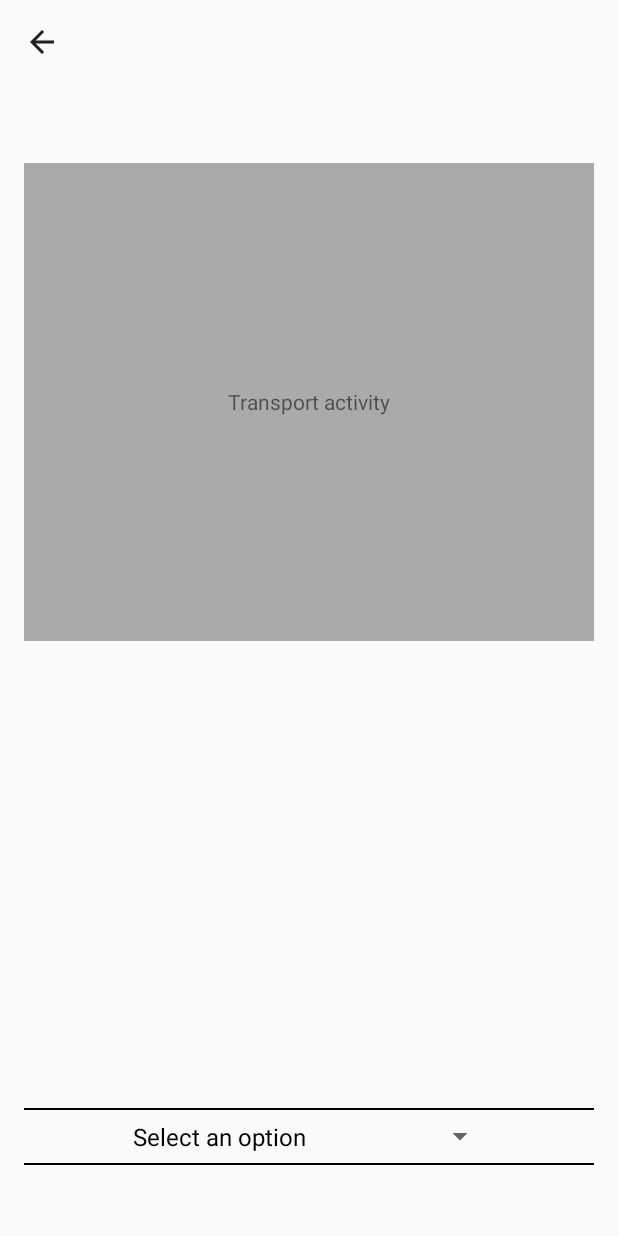
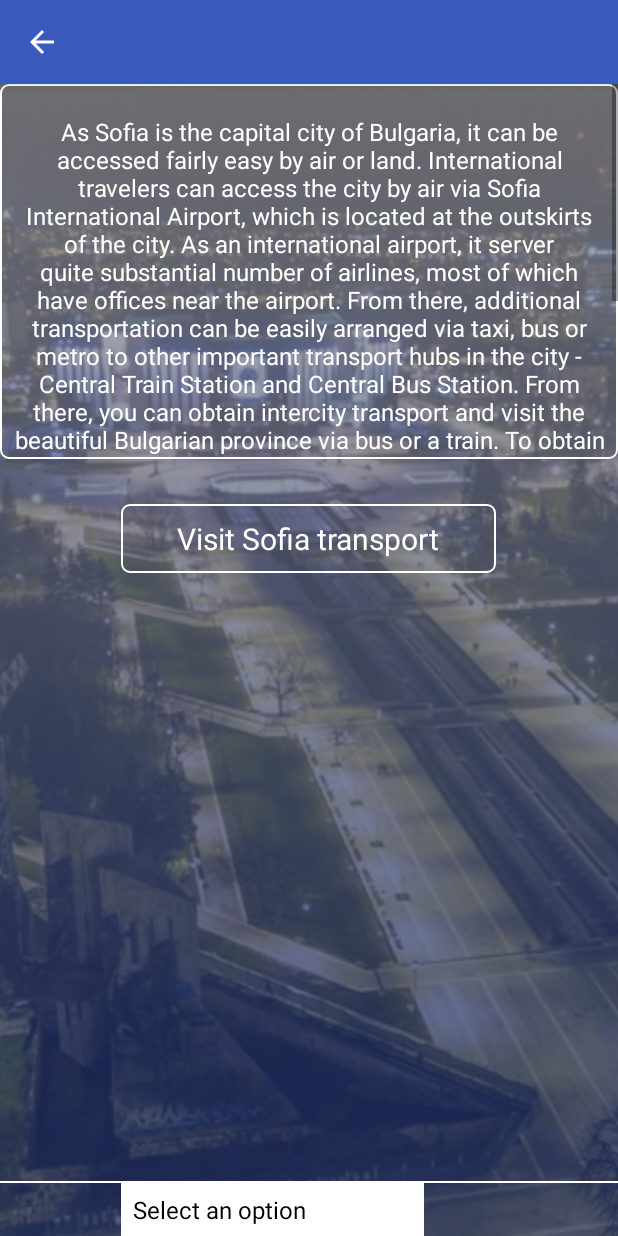
Before and after one commit to TiMladenov/Project.6.Tourist.app.Visit.Sofia, an Android app: the TransportActivity screen opened directly, with no data from a screen before it, on a phone screen of 412 x 824 dp. Run offline under Robolectric (Android 15) with nearby library versions, the phone set to English and light mode, and no system bars.

Commit message:
Transport UI screen completed

```diff
--- a/app/src/main/java/io/github/timladenov/visitsofia/HotelActivity.java
+++ b/app/src/main/java/io/github/timladenov/visitsofia/HotelActivity.java
@@ -1,7 +1,5 @@
 package io.github.timladenov.visitsofia;
 
-import android.graphics.Color;
-import android.graphics.drawable.ColorDrawable;
 import android.os.Bundle;
 import android.support.v7.app.AppCompatActivity;
 import android.view.View;
@@ -21,7 +19,6 @@ public class HotelActivity extends AppCompatActivity {
     protected void onCreate(Bundle savedInstanceState) {
         super.onCreate(savedInstanceState);
         getSupportActionBar().setDisplayShowTitleEnabled(false);
-        getSupportActionBar().setBackgroundDrawable(new ColorDrawable(Color.TRANSPARENT));
         setContentView(R.layout.activity_list);
 
         mInfo = new ArrayList<DisplayInfo>();
--- a/app/src/main/java/io/github/timladenov/visitsofia/NightLifeActivity.java
+++ b/app/src/main/java/io/github/timladenov/visitsofia/NightLifeActivity.java
@@ -1,7 +1,5 @@
 package io.github.timladenov.visitsofia;
 
-import android.graphics.Color;
-import android.graphics.drawable.ColorDrawable;
 import android.os.Bundle;
 import android.support.v7.app.AppCompatActivity;
 import android.view.View;
@@ -21,7 +19,6 @@ public class NightLifeActivity extends AppCompatActivity {
     protected void onCreate(Bundle savedInstanceState) {
         super.onCreate(savedInstanceState);
         getSupportActionBar().setDisplayShowTitleEnabled(false);
-        getSupportActionBar().setBackgroundDrawable(new ColorDrawable(Color.TRANSPARENT));
         setContentView(R.layout.activity_list);
 
         mInfo = new ArrayList<DisplayInfo>();
--- a/app/src/main/java/io/github/timladenov/visitsofia/RestaurantActivity.java
+++ b/app/src/main/java/io/github/timladenov/visitsofia/RestaurantActivity.java
@@ -1,8 +1,6 @@
 package io.github.timladenov.visitsofia;
 
 import android.content.Intent;
-import android.graphics.Color;
-import android.graphics.drawable.ColorDrawable;
 import android.net.Uri;
 import android.os.Bundle;
 import android.support.v7.app.AppCompatActivity;
@@ -23,7 +21,6 @@ public class RestaurantActivity extends AppCompatActivity {
     protected void onCreate(Bundle savedInstanceState) {
         super.onCreate(savedInstanceState);
         getSupportActionBar().setDisplayShowTitleEnabled(false);
-        getSupportActionBar().setBackgroundDrawable(new ColorDrawable(Color.TRANSPARENT));
         setContentView(R.layout.activity_list);
 
         mInfo = new ArrayList<DisplayInfo>();
--- a/app/src/main/java/io/github/timladenov/visitsofia/TransportActivity.java
+++ b/app/src/main/java/io/github/timladenov/visitsofia/TransportActivity.java
@@ -1,14 +1,14 @@
 package io.github.timladenov.visitsofia;
 
 import android.content.Intent;
-import android.graphics.Color;
-import android.graphics.drawable.ColorDrawable;
+import android.net.Uri;
 import android.os.Bundle;
 import android.support.v7.app.AppCompatActivity;
 import android.view.View;
 import android.widget.AdapterView;
 import android.widget.ArrayAdapter;
 import android.widget.Spinner;
+import android.widget.TextView;
 import android.widget.Toast;
 
 import java.util.ArrayList;
@@ -22,8 +22,17 @@ public class TransportActivity extends AppCompatActivity {
     protected void onCreate(Bundle savedInstanceState) {
         super.onCreate(savedInstanceState);
         getSupportActionBar().setDisplayShowTitleEnabled(false);
-        getSupportActionBar().setBackgroundDrawable(new ColorDrawable(Color.TRANSPARENT));
         setContentView(R.layout.activity_transport);
+
+        TextView toCityTransport = (TextView) findViewById(R.id.visit_mobility_website);
+        toCityTransport.setOnClickListener(new View.OnClickListener() {
+            @Override
+            public void onClick(View v) {
+                String URL = "https://sofiatraffic.bg/en/";
+                Intent intent = new Intent(Intent.ACTION_VIEW, Uri.parse(URL));
+                startActivity(intent);
+            }
+        });
 
         mInfo = new ArrayList<DisplayInfo>();
 
--- a/app/src/main/res/layout/activity_transport.xml
+++ b/app/src/main/res/layout/activity_transport.xml
@@ -1,50 +1,111 @@
 <?xml version="1.0" encoding="utf-8"?>
-<LinearLayout xmlns:android="http://schemas.android.com/apk/res/android"
+<FrameLayout xmlns:android="http://schemas.android.com/apk/res/android"
     xmlns:tools="http://schemas.android.com/tools"
     android:id="@+id/activity_transport"
     android:layout_width="match_parent"
     android:layout_height="match_parent"
-    android:paddingBottom="@dimen/activity_vertical_margin"
-    android:paddingLeft="@dimen/activity_horizontal_margin"
-    android:paddingRight="@dimen/activity_horizontal_margin"
     android:gravity="center_horizontal"
-    android:paddingTop="@dimen/activity_vertical_margin"
-    android:orientation="vertical"
     tools:context="io.github.timladenov.visitsofia.TransportActivity">
+
+    <ImageView
+        android:layout_width="match_parent"
+        android:layout_height="match_parent"
+        android:scaleType="centerCrop"
+        android:src="@drawable/sightseeing_menu_background" />
+
+    <View
+        android:layout_width="match_parent"
+        android:layout_height="match_parent"
+        android:alpha="0.3"
+        android:background="@android:color/black" />
+
+    <ScrollView
+        android:layout_width="match_parent"
+        android:layout_height="match_parent"
+        android:fadeScrollbars="false"
+        android:fillViewport="true"
+        android:scrollbars="vertical">
+
+        <RelativeLayout
+            android:layout_width="match_parent"
+            android:layout_height="wrap_content">
+
+            <ScrollView
+                android:id="@+id/text_field"
+                android:layout_width="match_parent"
+                android:layout_height="@dimen/button_width_250dp"
+                android:background="@drawable/button_border_white"
+                android:fillViewport="true">
+
+                <RelativeLayout
+                    android:layout_width="match_parent"
+                    android:layout_height="wrap_content">
+
+                    <View
+                        android:layout_width="match_parent"
+                        android:layout_height="match_parent" />
 
                     <TextView
                         android:layout_width="match_parent"
-        android:layout_height="0dp"
-        android:layout_weight="1"
+                        android:layout_height="match_parent"
+                        android:layout_alignParentTop="true"
+                        android:layout_marginBottom="@dimen/margin_30"
                         android:layout_marginTop="@dimen/margin_15"
                         android:gravity="center"
-        android:background="@android:color/darker_gray"
-        android:layout_marginBottom="@dimen/margin_30"
+                        android:padding="@dimen/button_margin_5dp"
+                        android:text="@string/transport_text"
                         android:textAlignment="center"
-        android:text="Transport activity"/>
+                        android:textColor="@color/whiteColor"
+                        android:textSize="@dimen/textSize" />
 
-    <LinearLayout
+                </RelativeLayout>
+            </ScrollView>
+
+            <FrameLayout
+                android:id="@+id/visit_city_transport"
+                android:layout_width="wrap_content"
+                android:layout_height="wrap_content"
+                android:layout_below="@id/text_field"
+                android:layout_centerHorizontal="true"
+                android:layout_margin="@dimen/margin_30"
+                android:background="@drawable/button_border_white">
+
+                <TextView
+                    android:id="@+id/visit_mobility_website"
+                    style="@style/TextButtonStyle"
+                    android:layout_gravity="center_horizontal"
+                    android:text="@string/visit_transport" />
+            </FrameLayout>
+
+            <RelativeLayout
+                android:id="@+id/spinner_layout_container"
                 android:layout_width="match_parent"
-        android:layout_height="0dp"
-        android:layout_weight="1"
-        android:layout_marginBottom="@dimen/margin_10"
-        android:orientation="vertical"
-        android:gravity="center_horizontal|bottom">
+                android:layout_height="wrap_content"
+                android:layout_alignParentBottom="true"
+                android:layout_below="@id/visit_city_transport"
+                android:layout_centerHorizontal="true"
+                android:gravity="bottom">
+
+                <View
+                    android:id="@+id/view"
+                    android:layout_width="match_parent"
+                    android:layout_height="1dp"
+                    android:background="@android:color/white" />
 
                 <View
                     android:layout_width="match_parent"
                     android:layout_height="1dp"
-            android:background="@android:color/black"/>
+                    android:background="@android:color/white" />
 
                 <Spinner
                     android:id="@+id/transportSpinner"
                     android:layout_width="@dimen/button_width_250dp"
-            android:layout_height="@dimen/button_height_35dp" />
-        <View
-            android:layout_width="match_parent"
-            android:layout_height="1dp"
-            android:background="@android:color/black"/>
+                    android:layout_height="@dimen/button_height_35dp"
+                    android:layout_below="@+id/view"
+                    android:layout_centerHorizontal="true" />
+            </RelativeLayout>
 
-        </LinearLayout>
+        </RelativeLayout>
+    </ScrollView>
 
-</LinearLayout>
+</FrameLayout>
--- a/app/src/main/res/values/colors.xml
+++ b/app/src/main/res/values/colors.xml
@@ -1,6 +1,7 @@
 <?xml version="1.0" encoding="utf-8"?>
 <resources>
-    <color name="colorPrimary">#3F51B5</color>
+    <color name="colorPrimary">#3a59bd</color>
     <color name="colorPrimaryDark">#303F9F</color>
     <color name="colorAccent">#FF4081</color>
+    <color name="whiteColor">#FFFFFF</color>
 </resources>
--- a/app/src/main/res/values/dimens.xml
+++ b/app/src/main/res/values/dimens.xml
@@ -4,6 +4,7 @@
     <dimen name="activity_vertical_margin">37dp</dimen>
     <dimen name="titleTextSize">30sp</dimen>
     <dimen name="buttonTextSize">20sp</dimen>
+    <dimen name="textSize">16sp</dimen>
     <dimen name="height_80">80dp</dimen>
     <dimen name="height_50">50dp</dimen>
     <dimen name="height_60">60dp</dimen>
@@ -11,6 +12,7 @@
     <dimen name="margin_15">15dp</dimen>
     <dimen name="margin_10">10dp</dimen>
     <dimen name="button_width_250dp">250dp</dimen>
+    <dimen name="button_width">200dp</dimen>
     <dimen name="button_height_35dp">35dp</dimen>
     <dimen name="button_margin_5dp">5dp</dimen>
 </resources>
--- a/app/src/main/res/values/strings.xml
+++ b/app/src/main/res/values/strings.xml
@@ -23,6 +23,7 @@
     <string name="fragment_cultural">Cultural</string>
     <string name="fragment_sight">Sights</string>
     <string name="fragment_phrases">BG Assist</string>
+    <string name="visit_transport">Visit Sofia transport</string>
 
     <string-array name="transport_options">
         <item>Select an option</item>
@@ -174,6 +175,14 @@
         <item>Disco music</item>
     </string-array>
 
+    <string name="transport_text">
+        As Sofia is the capital city of Bulgaria, it can be accessed fairly easy by air or land. International travelers can access the city by air via Sofia International Airport, which is located at the outskirts of the city.
+        As an international airport, it server quite substantial number of airlines, most of which have offices near the airport. From there, additional transportation can be easily arranged via taxi, bus or metro to other important
+        transport hubs in the city - Central Train Station and Central Bus Station. From there, you can obtain intercity transport and visit the beautiful Bulgarian province via bus or a train. To obtain more information on travel
+        agencies, which serve the citys visitors via air or land, select the corresponding section - air or land.\nTo obtain further information on the city transport system like buses, trolleybuses, tramways and such - click on the button bellow and visit the website of the community transport company, responsible for providing transport
+        services in the city.
+    </string>
+
     <!-- TODO: Remove or change this placeholder text -->
     <string name="hello_blank_fragment">Hello blank fragment</string>
 
--- a/app/src/main/res/values/styles.xml
+++ b/app/src/main/res/values/styles.xml
@@ -3,10 +3,20 @@
     <!-- Base application theme. -->
     <style name="AppTheme" parent="Theme.AppCompat.Light">
         <!-- Customize your theme here. -->
-        <item name="colorPrimary">@android:color/transparent</item>
+        <item name="colorPrimary">@color/colorPrimary</item>
         <item name="colorPrimaryDark">@color/colorPrimaryDark</item>
         <item name="colorAccent">@color/colorAccent</item>
-        <!--<item name="windowActionBarOverlay">true</item>-->
+        <item name="actionBarTheme">@style/MyApp.ActionBarTheme</item>
+        <item name="android:spinnerDropDownItemStyle">@style/mySpinnerItemStyle</item>
+    </style>
+
+    <style name="MyApp.ActionBarTheme" parent="@style/ThemeOverlay.AppCompat.ActionBar">
+        <item name="colorControlNormal">@color/whiteColor</item>
+    </style>
+
+    <style name="mySpinnerItemStyle" parent="@android:style/Widget.Holo.DropDownItem.Spinner">
+        <item name="android:textColor">@android:color/black</item>
+        <item name="android:background">@android:color/white</item>
     </style>
 
     <style name="TextButtonStyle" parent="@android:style/Widget.TextView">
```
Also changed, not shown: app/src/main/res/drawable/sightseeing_menu_background.png (added). Lines whose indentation alone changed are shown as unchanged.
